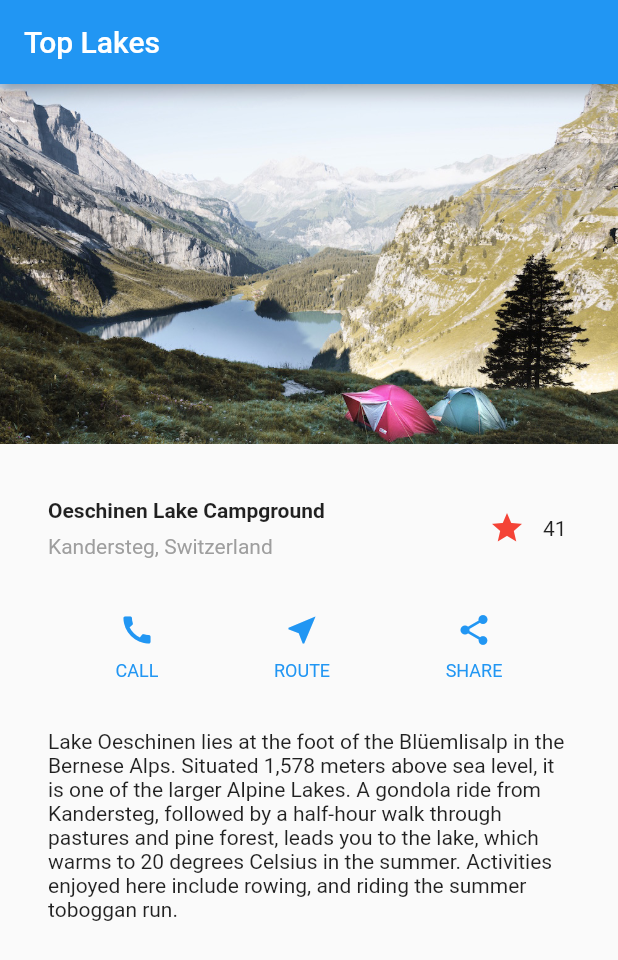
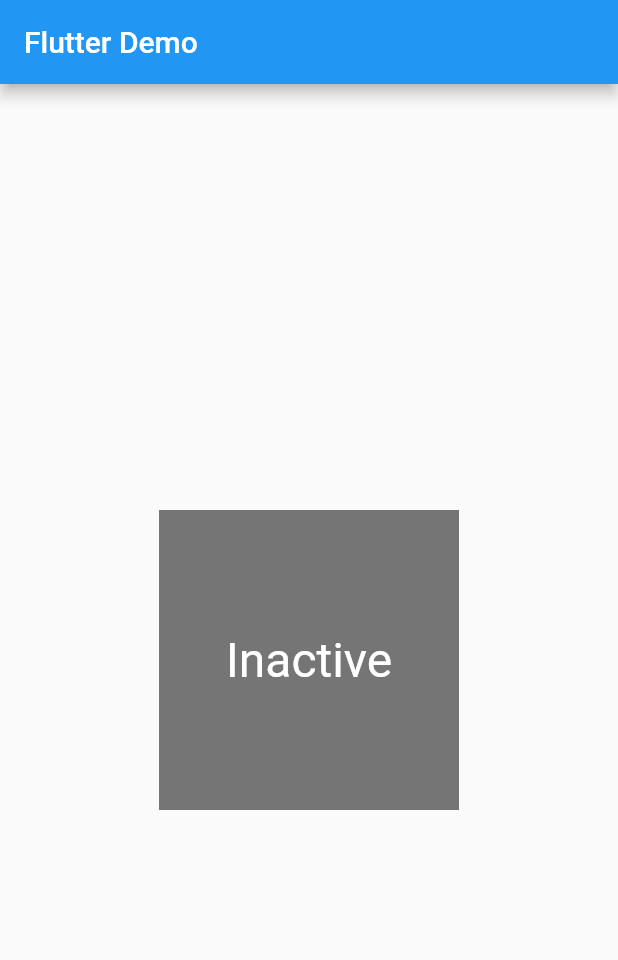
Before and after one commit to napoleon-na/FlutterTutorialsInteractive, a Flutter app: the screen it shows after launch, on a phone screen of 412 x 824 dp. Shown: the top 960 px of the screen. Run offline on Flutter 3.47's test engine with Material 2 defaults, Android fonts, the phone set to English and light mode, and no system bars.

Commit message:
Managing state - The widget manages its own state

```diff
--- a/lib/main.dart
+++ b/lib/main.dart
@@ -14,100 +14,106 @@ void main() {
 class MyApp extends StatelessWidget {
   @override
   Widget build(BuildContext context) {
-    Widget titleSection = Container(
-      padding: const EdgeInsets.all(32.0),
-      child: Row(
-        children: [
-          Expanded(
-            child: Column(
-              crossAxisAlignment: CrossAxisAlignment.start,
-              children: [
-                Container(
-                  padding: const EdgeInsets.only(bottom: 8.0),
-                  child: Text(
-                    'Oeschinen Lake Campground',
-                    style: TextStyle(
-                      fontWeight: FontWeight.bold,
-                    ),
-                  ),
-                ),
-                Text(
-                  'Kandersteg, Switzerland',
-                  style: TextStyle(
-                    color: Colors.grey[500],
-                  ),
-                ),
-              ],
-            ),
-          ),
-          FavoriteWidget(),
-        ],
-      ),
-    );
+//     Widget titleSection = Container(
+//       padding: const EdgeInsets.all(32.0),
+//       child: Row(
+//         children: [
+//           Expanded(
+//             child: Column(
+//               crossAxisAlignment: CrossAxisAlignment.start,
+//               children: [
+//                 Container(
+//                   padding: const EdgeInsets.only(bottom: 8.0),
+//                   child: Text(
+//                     'Oeschinen Lake Campground',
+//                     style: TextStyle(
+//                       fontWeight: FontWeight.bold,
+//                     ),
+//                   ),
+//                 ),
+//                 Text(
+//                   'Kandersteg, Switzerland',
+//                   style: TextStyle(
+//                     color: Colors.grey[500],
+//                   ),
+//                 ),
+//               ],
+//             ),
+//           ),
+//           FavoriteWidget(),
+//         ],
+//       ),
+//     );
 
-    Column buildButtonColumn(IconData icon, String label) {
-      Color color = Theme.of(context).primaryColor;
+//     Column buildButtonColumn(IconData icon, String label) {
+//       Color color = Theme.of(context).primaryColor;
 
-      return Column(
-        mainAxisSize: MainAxisSize.min,
-        mainAxisAlignment: MainAxisAlignment.center,
-        children: [
-          Icon(icon, color: color),
-          Container(
-            margin: const EdgeInsets.only(top: 8.0),
-            child: Text(
-              label,
-              style: TextStyle(
-                fontSize: 12.0,
-                fontWeight: FontWeight.w400,
-                color: color,
-              ),
-            ),
-          ),
-        ],
-      );
-    }
+//       return Column(
+//         mainAxisSize: MainAxisSize.min,
+//         mainAxisAlignment: MainAxisAlignment.center,
+//         children: [
+//           Icon(icon, color: color),
+//           Container(
+//             margin: const EdgeInsets.only(top: 8.0),
+//             child: Text(
+//               label,
+//               style: TextStyle(
+//                 fontSize: 12.0,
+//                 fontWeight: FontWeight.w400,
+//                 color: color,
+//               ),
+//             ),
+//           ),
+//         ],
+//       );
+//     }
 
-    Widget buttonSection = Container(
-      child: Row(
-        mainAxisAlignment: MainAxisAlignment.spaceEvenly,
-        children: [
-          buildButtonColumn(Icons.call, 'CALL'),
-          buildButtonColumn(Icons.near_me, 'ROUTE'),
-          buildButtonColumn(Icons.share, 'SHARE'),
-        ],
-      ),
-    );
+//     Widget buttonSection = Container(
+//       child: Row(
+//         mainAxisAlignment: MainAxisAlignment.spaceEvenly,
+//         children: [
+//           buildButtonColumn(Icons.call, 'CALL'),
+//           buildButtonColumn(Icons.near_me, 'ROUTE'),
+//           buildButtonColumn(Icons.share, 'SHARE'),
+//         ],
+//       ),
+//     );
 
-    Widget textSection = Container(
-      padding: const EdgeInsets.all(32.0),
-      child: Text(
-        '''
-Lake Oeschinen lies at the foot of the Blüemlisalp in the Bernese Alps. Situated 1,578 meters above sea level, it is one of the larger Alpine Lakes. A gondola ride from Kandersteg, followed by a half-hour walk through pastures and pine forest, leads you to the lake, which warms to 20 degrees Celsius in the summer. Activities enjoyed here include rowing, and riding the summer toboggan run.
-        ''',
-        softWrap: true,
-      ),
-    );
+//     Widget textSection = Container(
+//       padding: const EdgeInsets.all(32.0),
+//       child: Text(
+//         '''
+// Lake Oeschinen lies at the foot of the Blüemlisalp in the Bernese Alps. Situated 1,578 meters above sea level, it is one of the larger Alpine Lakes. A gondola ride from Kandersteg, followed by a half-hour walk through pastures and pine forest, leads you to the lake, which warms to 20 degrees Celsius in the summer. Activities enjoyed here include rowing, and riding the summer toboggan run.
+//         ''',
+//         softWrap: true,
+//       ),
+//     );
 
     return MaterialApp(
       title: 'Flutter Demo',
       home: Scaffold(
         appBar: AppBar(
-          title: Text('Top Lakes'),
+          title: Text('Flutter Demo'),
         ),
-        body: ListView(
-          children: [
-            Image.asset(
-              'images/lake.jpg',
-              width: 600.0,
-              height: 240.0,
-              fit: BoxFit.cover,
-            ),
-            titleSection,
-            buttonSection,
-            textSection,
-          ],
+        body: Center(
+          child: TapboxA(),
         ),
+        // appBar: AppBar(
+        //   title: Text('Top Lakes'),
+        // ),
+        // body: ListView(
+        //   children: [
+        //     Image.asset(
+        //       'images/lake.jpg',
+        //       width: 600.0,
+        //       height: 240.0,
+        //       fit: BoxFit.cover,
+        //     ),
+        //     titleSection,
+        //     buttonSection,
+        //     textSection,
+        //   ],
+        // ),
       ),
     );
   }
@@ -159,3 +165,43 @@ class _FavoriteWidgetState extends State<FavoriteWidget> {
     );
   }
 }
+
+// TapboxA manages its own state.
+
+//------------------------- TapboxA ----------------------------------
+
+class TapboxA extends StatefulWidget {
+  TapboxA({Key key}) : super(key: key);
+
+  @override
+  _TapboxAState createState() => _TapboxAState();
+}
+
+class _TapboxAState extends State<TapboxA> {
+  bool _active = false;
+
+  void _handleTap() {
+    setState(() {
+      _active = !_active;
+    });
+  }
+
+  Widget build(BuildContext context) {
+    return GestureDetector(
+      onTap: _handleTap,
+      child: Container(
+        child: Center(
+          child: Text(
+            _active ? 'Active' : 'Inactive',
+            style: TextStyle(fontSize: 32.0, color: Colors.white),
+          ),
+        ),
+        width: 200.0,
+        height: 200.0,
+        decoration: BoxDecoration(
+          color: _active ? Colors.lightGreen[700] : Colors.grey[600],
+        ),
+      ),
+    );
+  }
+}
```
